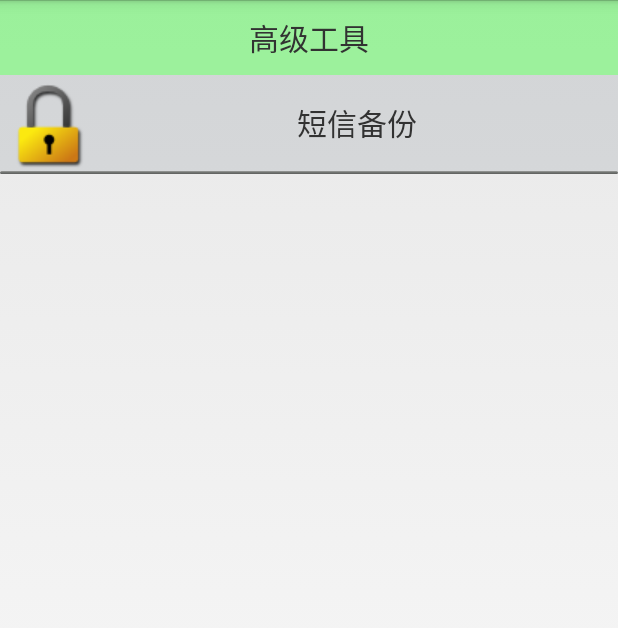
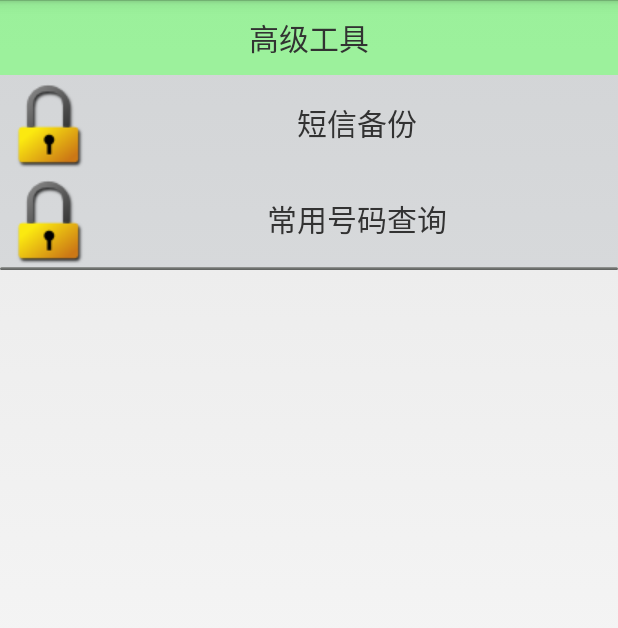
Before and after one commit to linson0116/phonesafe, an Android app: the AToolsActivity screen opened directly, with no data from a screen before it, on a phone screen of 412 x 824 dp. Shown: the top 628 px of the screen. Run offline under Robolectric (Android 15) with nearby library versions, the phone set to English and light mode, and no system bars.

Commit message:
1.5 20161028 1458

```diff
--- a/app/src/main/res/layout/activity_atools.xml
+++ b/app/src/main/res/layout/activity_atools.xml
@@ -24,6 +24,16 @@
         android:text="短信备份"
         android:textSize="20sp" />
 
+    <TextView
+        android:id="@+id/tv_number_search"
+        android:layout_width="match_parent"
+        android:layout_height="wrap_content"
+        android:background="#22445566"
+        android:drawableLeft="@drawable/lock"
+        android:gravity="center"
+        android:text="常用号码查询"
+        android:textSize="20sp" />
+
     <ProgressBar
         android:id="@+id/pb_bar"
         style="@android:style/Widget.ProgressBar.Horizontal"
```
Also changed, not shown: app/src/main/res/layout/process_widget.xml (+0 -10 lines).
